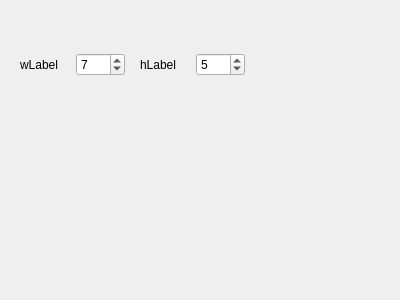
Old version of the form peace_love_and_linux/calibration/operationcalibration.ui in the repository OATOMO/peace_love_and_linux.
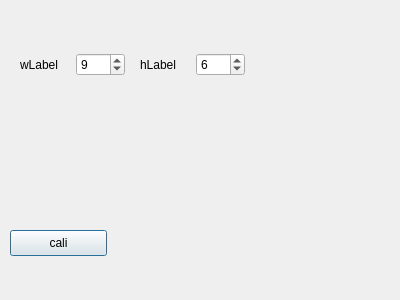
New version of the form.

The edit to the form file:
```diff
--- a/peace_love_and_linux/calibration/operationcalibration.ui
+++ b/peace_love_and_linux/calibration/operationcalibration.ui
@@ -33,13 +33,13 @@
     <item>
      <widget class="QSpinBox" name="hSpinBox">
       <property name="value">
-       <number>5</number>
+       <number>6</number>
       </property>
      </widget>
     </item>
    </layout>
   </widget>
-  <widget class="QWidget" name="">
+  <widget class="QWidget" name="layoutWidget">
    <property name="geometry">
     <rect>
      <x>20</x>
@@ -59,12 +59,25 @@
     <item>
      <widget class="QSpinBox" name="wSpinBox">
       <property name="value">
-       <number>7</number>
+       <number>9</number>
       </property>
      </widget>
     </item>
    </layout>
   </widget>
+  <widget class="QPushButton" name="caliPushButton">
+   <property name="geometry">
+    <rect>
+     <x>10</x>
+     <y>230</y>
+     <width>97</width>
+     <height>26</height>
+    </rect>
+   </property>
+   <property name="text">
+    <string>cali</string>
+   </property>
+  </widget>
  </widget>
  <resources/>
  <connections/>
```
